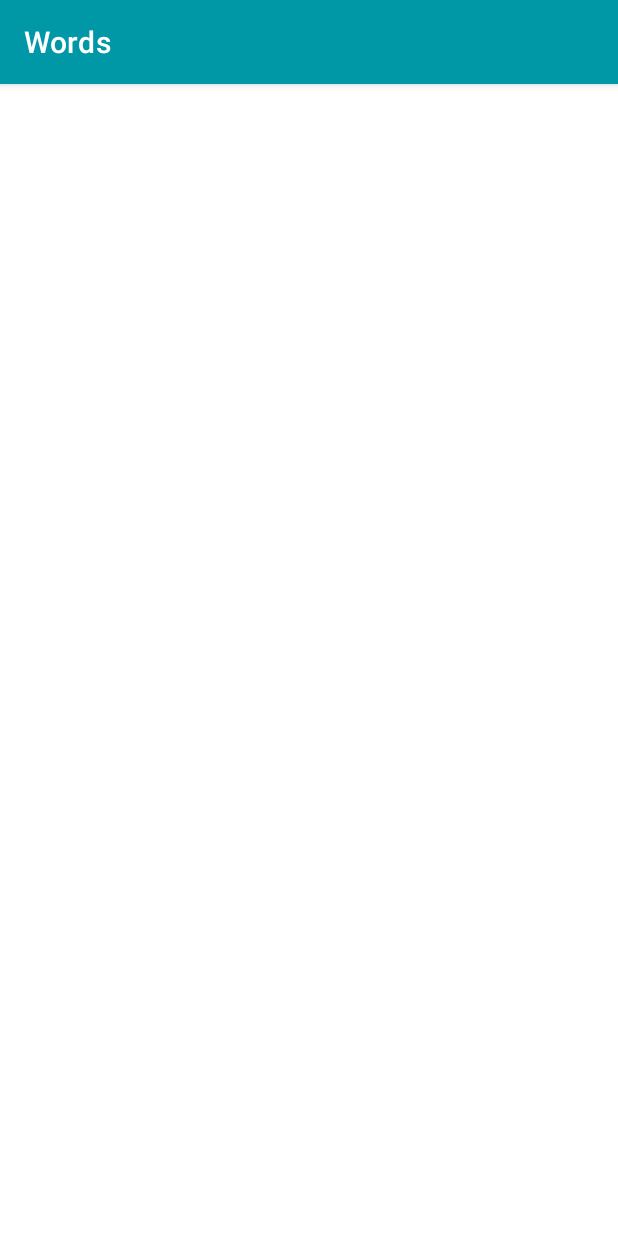
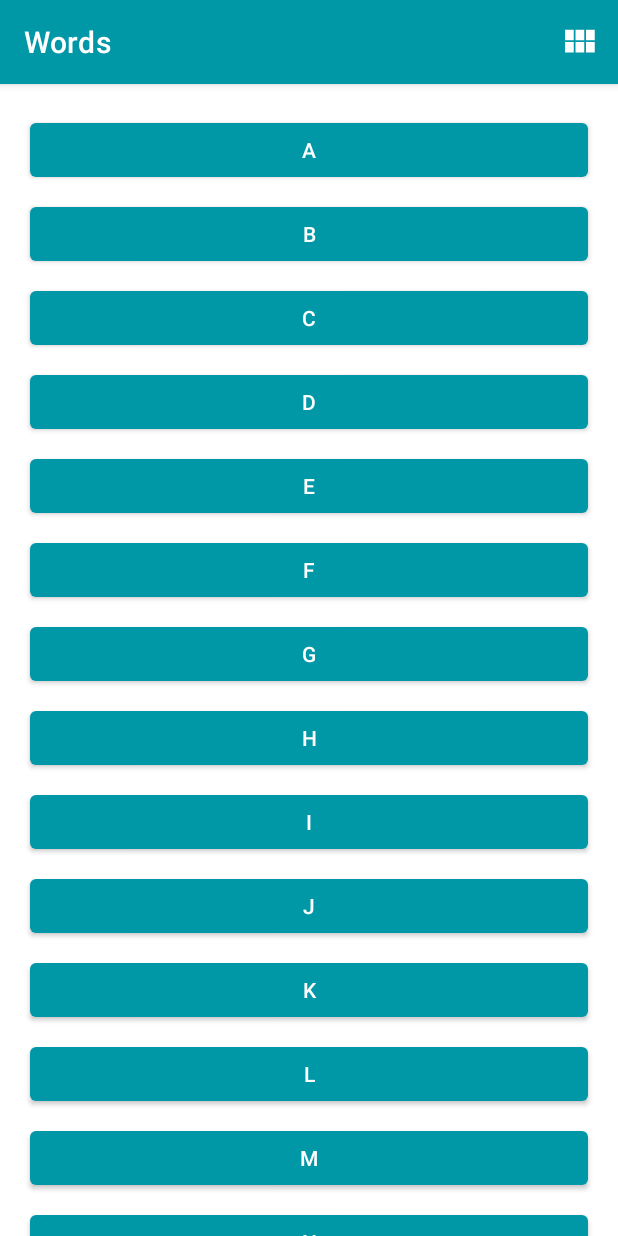
Before and after one commit to mahrukh-dev/WordsAppNav_Kotlin, an Android app: the screen it shows after launch (MainActivity), on a phone screen of 412 x 824 dp. Run offline under Robolectric (Android 15) with nearby library versions, the phone set to English and light mode, and no system bars; our stand-ins replace navigation-ui.

```diff
--- a/app/build.gradle
+++ b/app/build.gradle
@@ -17,6 +17,7 @@ plugins {
     id 'com.android.application'
     id 'kotlin-android'
     id 'kotlin-kapt'
+    id 'androidx.navigation.safeargs.kotlin'
 }
 
 android {
@@ -53,6 +54,10 @@ android {
 }
 
 dependencies {
+
+    implementation "androidx.navigation:navigation-fragment-ktx:$nav_version"
+    implementation "androidx.navigation:navigation-ui-ktx:$nav_version"
+
     implementation "androidx.core:core-ktx:$core_ktx_version"
     implementation "androidx.appcompat:appcompat:$appcompat_version"
     implementation "com.google.android.material:material:$material_version"
--- a/app/src/main/java/com/example/wordsapp/MainActivity.kt
+++ b/app/src/main/java/com/example/wordsapp/MainActivity.kt
@@ -20,6 +20,9 @@ import android.view.Menu
 import android.view.MenuItem
 import androidx.appcompat.app.AppCompatActivity
 import androidx.core.content.ContextCompat
+import androidx.navigation.NavController
+import androidx.navigation.fragment.NavHostFragment
+import androidx.navigation.ui.setupActionBarWithNavController
 import androidx.recyclerview.widget.GridLayoutManager
 import androidx.recyclerview.widget.LinearLayoutManager
 import androidx.recyclerview.widget.RecyclerView
@@ -27,11 +30,23 @@ import com.example.wordsapp.databinding.ActivityMainBinding
 
 class MainActivity : AppCompatActivity() {
 
+    private lateinit var navController: NavController
+
     override fun onCreate(savedInstanceState: Bundle?) {
         super.onCreate(savedInstanceState)
 
         val binding = ActivityMainBinding.inflate(layoutInflater)
         setContentView(binding.root)
 
+        val navHostFragment = supportFragmentManager
+            .findFragmentById(R.id.nav_host_fragment) as NavHostFragment
+        navController = navHostFragment.navController
+
+        setupActionBarWithNavController(navController)
+
+    }
+
+    override fun onSupportNavigateUp(): Boolean {
+        return navController.navigateUp() || super.onSupportNavigateUp()
     }
 }
--- a/app/src/main/res/layout/activity_main.xml
+++ b/app/src/main/res/layout/activity_main.xml
@@ -1,28 +1,20 @@
-<?xml version="1.0" encoding="utf-8"?><!--
-     Copyright (C) 2020 The Android Open Source Project
-
-     Licensed under the Apache License, Version 2.0 (the "License");
-     you may not use this file except in compliance with the License.
-     You may obtain a copy of the License at
-
-          http://www.apache.org/licenses/LICENSE-2.0
-
-     Unless required by applicable law or agreed to in writing, software
-     distributed under the License is distributed on an "AS IS" BASIS,
-     WITHOUT WARRANTIES OR CONDITIONS OF ANY KIND, either express or implied.
-     See the License for the specific language governing permissions and
-     limitations under the License.
--->
-<FrameLayout xmlns:android="http://schemas.android.com/apk/res/android"
+<?xml version="1.0" encoding="utf-8"?>
+<androidx.constraintlayout.widget.ConstraintLayout
+    xmlns:android="http://schemas.android.com/apk/res/android"
+    xmlns:app="http://schemas.android.com/apk/res-auto"
     xmlns:tools="http://schemas.android.com/tools"
+    android:id="@+id/constraintLayout"
     android:layout_width="match_parent"
     android:layout_height="match_parent"
     tools:context=".MainActivity">
 
-    <androidx.recyclerview.widget.RecyclerView
-        android:id="@+id/recycler_view"
+    <androidx.fragment.app.FragmentContainerView
+        android:id="@+id/nav_host_fragment"
         android:layout_width="match_parent"
         android:layout_height="match_parent"
-        android:clipToPadding="false"
-        android:padding="16dp" />
-</FrameLayout>
+        android:name="androidx.navigation.fragment.NavHostFragment"
+        app:defaultNavHost="true"
+        app:navGraph="@navigation/nav_grapgh"
+        />
+
+</androidx.constraintlayout.widget.ConstraintLayout>
--- a/app/src/main/res/layout/fragment_letter_list.xml
+++ b/app/src/main/res/layout/fragment_letter_list.xml
@@ -11,5 +11,7 @@
         android:layout_width="match_parent"
         android:layout_height="match_parent"
         android:clipToPadding="false"
-        android:padding="16dp" />
+        android:padding="16dp"
+        tools:listitem="@layout/item_view"
+        />
 </FrameLayout>
--- /dev/null
+++ b/app/src/main/res/navigation/nav_grapgh.xml
@@ -0,0 +1,26 @@
+<?xml version="1.0" encoding="utf-8"?>
+<navigation xmlns:android="http://schemas.android.com/apk/res/android"
+    xmlns:app="http://schemas.android.com/apk/res-auto"
+    xmlns:tools="http://schemas.android.com/tools"
+    android:id="@+id/nav_grapgh"
+    app:startDestination="@id/letterListFragment">
+
+    <fragment
+        android:id="@+id/letterListFragment"
+        android:name="com.example.wordsapp.LetterListFragment"
+        android:label="@string/app_name"
+        tools:layout="@layout/fragment_letter_list">
+        <action
+            android:id="@+id/action_letterListFragment_to_wordListFragment"
+            app:destination="@id/wordListFragment" />
+    </fragment>
+    <fragment
+        android:id="@+id/wordListFragment"
+        android:name="com.example.wordsapp.WordListFragment"
+        android:label="@string/word_list_fragment_label"
+        tools:layout="@layout/fragment_word_list">
+        <argument
+            android:name="letter"
+            app:argType="string" />
+    </fragment>
+</navigation>
--- a/build.gradle
+++ b/build.gradle
@@ -21,12 +21,15 @@ buildscript {
         core_ktx_version = "1.9.0"
         kotlin_version = "1.7.10"
         material_version = "1.7.0-alpha02"
+        nav_version = "2.5.2" // Project Gradle
     }
     repositories {
         google()
         mavenCentral()
     }
     dependencies {
+        classpath "androidx.navigation:navigation-safe-args-gradle-plugin:$nav_version"
+
         classpath 'com.android.tools.build:gradle:7.2.2'
         classpath "org.jetbrains.kotlin:kotlin-gradle-plugin:$kotlin_version"
 
```
Also changed, not shown: app/src/main/java/com/example/wordsapp/LetterAdapter.kt (+3 -9 lines), app/src/main/java/com/example/wordsapp/WordListFragment.kt (+12 -1 lines), app/src/main/res/values/strings.xml (+2 -15 lines).
